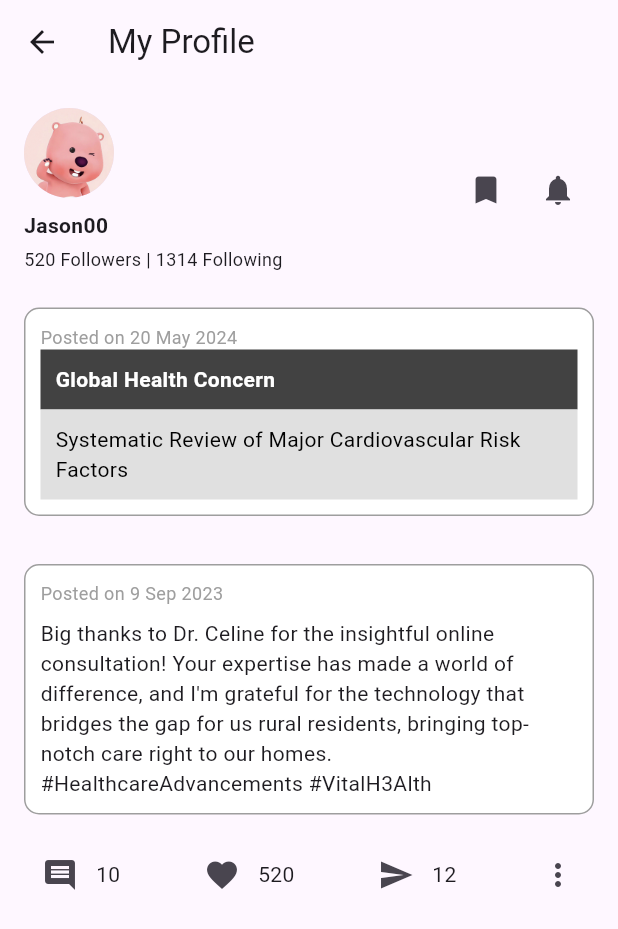
After one commit to skooi928/vitalhealth, a Flutter app: the CommunityProfilePage screen opened directly, on a phone screen of 412 x 824 dp. The commit adds this screen. Shown: the top 929 px of the screen. Run offline on Flutter 3.47's test engine with Material 3 defaults, Android fonts, the phone set to English and light mode, and no system bars; our stand-ins replace cloud_firestore, firebase_auth, firebase_core, google_sign_in, shared_preferences; accounts and stored records are empty.

Commit message:
Added Profile Page

```diff
--- /dev/null
+++ b/lib/community_profile_page.dart
@@ -0,0 +1,150 @@
+import 'package:flutter/material.dart';
+
+class CommunityProfilePage extends StatelessWidget {
+  const CommunityProfilePage({super.key});
+
+  @override
+  Widget build(BuildContext context) {
+    return Scaffold(
+      appBar: AppBar(
+        title: const Text('My Profile'),
+      ),
+      body: SingleChildScrollView(
+        // Added for scrollable content
+        child: Column(
+          children: [
+            // Header section
+            Container(
+              padding: const EdgeInsets.all(16),
+              child: Row(
+                mainAxisAlignment: MainAxisAlignment.spaceBetween,
+                children: [
+                  const Column(
+                    crossAxisAlignment: CrossAxisAlignment.start,
+                    children: [
+                      CircleAvatar(
+                        radius: 30,
+                        backgroundImage: AssetImage('assets/images/Loopy.png'),
+                        // Local image asset
+                      ),
+                      SizedBox(height: 8),
+                      Text('Jason00',
+                          style: TextStyle(fontWeight: FontWeight.bold)),
+                      SizedBox(height: 4),
+                      Text('520 Followers | 1314 Following',
+                          style: TextStyle(fontSize: 12)),
+                    ],
+                  ),
+                  Row(
+                    children: [
+                      IconButton(
+                          onPressed: () {}, icon: const Icon(Icons.bookmark)),
+                      IconButton(
+                          onPressed: () {},
+                          icon: const Icon(Icons.notifications)),
+                    ],
+                  ),
+                ],
+              ),
+            ),
+            // First post (Article)
+            Container(
+              decoration: BoxDecoration(
+                borderRadius: BorderRadius.circular(10),
+                border: Border.all(color: Colors.grey),
+                color: Colors.white, // Background color for the box
+              ),
+              padding: const EdgeInsets.all(10),
+              margin: const EdgeInsets.symmetric(horizontal: 16, vertical: 8),
+              child: Column(
+                crossAxisAlignment: CrossAxisAlignment.start,
+                children: [
+                  const Text(
+                    'Posted on 20 May 2024',
+                    style: TextStyle(fontSize: 12, color: Colors.grey),
+                  ),
+                  Container(
+                    width: double.infinity,
+                    padding: const EdgeInsets.all(10),
+                    color: Colors.grey[800],
+                    child: const Text(
+                      'Global Health Concern',
+                      style: TextStyle(
+                          color: Colors.white, fontWeight: FontWeight.bold),
+                    ),
+                  ),
+                  Container(
+                    width: double.infinity,
+                    padding: const EdgeInsets.all(10),
+                    color: Colors.grey[300],
+                    child: const Text(
+                      'Systematic Review of Major Cardiovascular Risk Factors',
+                      style: TextStyle(color: Colors.black),
+                    ),
+                  ),
+                ],
+              ),
+            ),
+            // Space between posts
+            const SizedBox(height: 16),
+            // Second post (Additional text)
+            Container(
+              decoration: BoxDecoration(
+                borderRadius: BorderRadius.circular(10),
+                border: Border.all(color: Colors.grey),
+                color: Colors.white, // Background color for the box
+              ),
+              padding: const EdgeInsets.all(10),
+              margin: const EdgeInsets.symmetric(horizontal: 16, vertical: 8),
+              child: const Column(
+                crossAxisAlignment: CrossAxisAlignment.start,
+                children: [
+                  Text(
+                    'Posted on 9 Sep 2023',
+                    style: TextStyle(fontSize: 12, color: Colors.grey),
+                  ),
+                  SizedBox(height: 8),
+                  Text(
+                    'Big thanks to Dr. Celine for the insightful online consultation! Your expertise has made a world of difference, and I\'m grateful for the technology that bridges the gap for us rural residents, bringing top-notch care right to our homes. #HealthcareAdvancements #VitalH3Alth',
+                  ),
+                ],
+              ),
+            ),
+            // Footer section
+            Container(
+              padding: const EdgeInsets.symmetric(horizontal: 16, vertical: 8),
+              child: Row(
+                mainAxisAlignment: MainAxisAlignment.spaceBetween,
+                children: [
+                  Row(
+                    children: [
+                      IconButton(
+                          onPressed: () {}, icon: const Icon(Icons.comment)),
+                      const Text('10'),
+                    ],
+                  ),
+                  Row(
+                    children: [
+                      IconButton(
+                          onPressed: () {}, icon: const Icon(Icons.favorite)),
+                      const Text('520'),
+                    ],
+                  ),
+                  Row(
+                    children: [
+                      IconButton(
+                          onPressed: () {}, icon: const Icon(Icons.send)),
+                      const Text('12'),
+                    ],
+                  ),
+                  IconButton(
+                      onPressed: () {}, icon: const Icon(Icons.more_vert)),
+                ],
+              ),
+            ),
+          ],
+        ),
+      ),
+    );
+  }
+}
--- a/pubspec.yaml
+++ b/pubspec.yaml
@@ -82,14 +82,12 @@ flutter:
   # see https://flutter.dev/custom-fonts/#from-packages
   assets:
     - assets/images/onboarding_screen.png
-<<<<<<< HEAD
     - assets/images/avatar_not_login.png
     - assets/images/homepage_drphoto.png
     - assets/images/homepage_pharmacy1.png
     - assets/images/homepage_pharmacy2.png
     - assets/images/login_logo1.png
     - assets/images/community_videocover.png
-=======
     - assets/images/login_bg.png
     - assets/images/google_icon.png
     - assets/images/avatar_not_login.png
@@ -100,4 +98,4 @@ flutter:
     - assets/images/managePrescription_icon.png
     - assets/images/consultation_icon.jpg
     - assets/images/community_icon.png
->>>>>>> 93c4bca393ac5203f290539d474a543a936172aa
+    - assets/images/Loopy.png
```
Also changed, not shown: lib/community.dart (+36 -28 lines), assets/images/Loopy.png (added), pubspec.lock.
